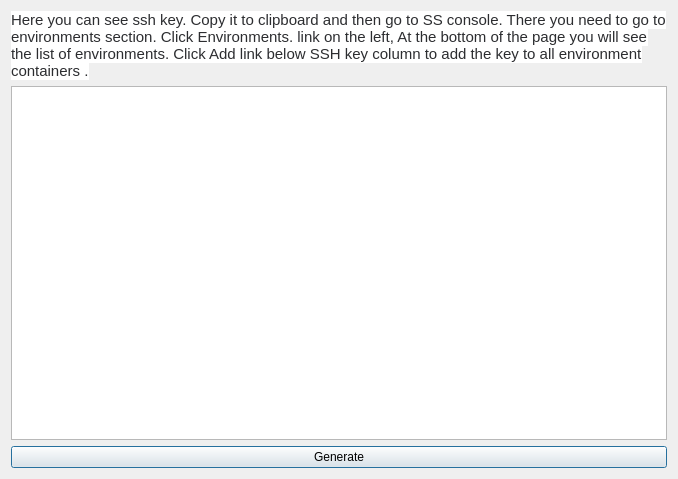
Old version of the form hub/forms/DlgGenerateSshKey.ui in the repository subutai-io/control-center.
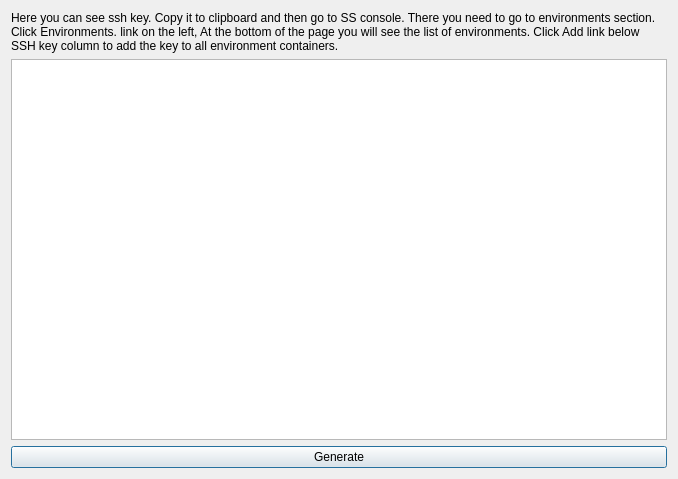
New version of the form.

Commit message: Changed text background on GenerateSshKey dialog form

Patch:
```diff
--- a/hub/forms/DlgGenerateSshKey.ui
+++ b/hub/forms/DlgGenerateSshKey.ui
@@ -19,7 +19,10 @@
      <item row="0" column="0">
       <widget class="QLabel" name="lbl_description">
        <property name="text">
-        <string>&lt;html&gt;&lt;head/&gt;&lt;body&gt;&lt;p&gt;&lt;span style=&quot; font-family:'Slack-Lato,appleLogo,sans-serif'; font-size:15px; color:#2c2d30; background-color:#ffffff;&quot;&gt;Here you can see ssh key. Copy it to clipboard and then go to SS console. There you need to go to environments section. Click Environments. link on the left, At the bottom of the page you will see the list of environments. Click Add link below SSH key column to add the key to all environment containers .&lt;/span&gt;&lt;/p&gt;&lt;/body&gt;&lt;/html&gt;</string>
+        <string>Here you can see ssh key. Copy it to clipboard and then go to SS console. There you need to go to environments section. Click Environments. link on the left, At the bottom of the page you will see the list of environments. Click Add link below SSH key column to add the key to all environment containers.</string>
+       </property>
+       <property name="textFormat">
+        <enum>Qt::PlainText</enum>
        </property>
        <property name="wordWrap">
         <bool>true</bool>
```
The commit also changes 3 other files.
